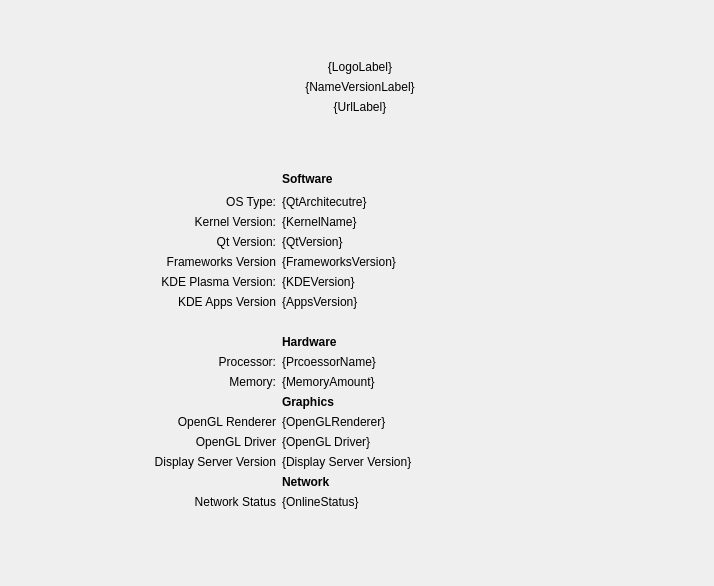
The window that src/Module.ui (ds9-extras/kcm-about-extended) describes before a commit, drawn with Qt 5.
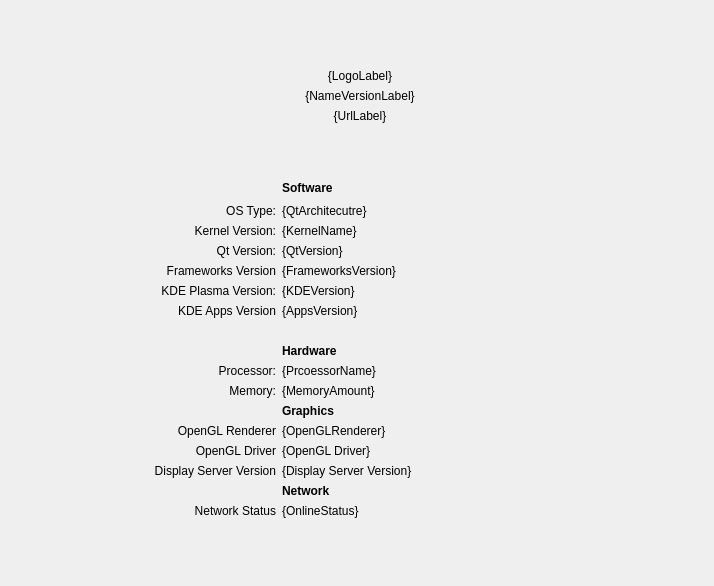
The same window after the commit.

Commit message: Added all widgets to ScrollArea

The edit to the form file:
```diff
--- a/src/Module.ui
+++ b/src/Module.ui
@@ -10,18 +10,81 @@
     <height>586</height>
    </rect>
   </property>
+  <layout class="QGridLayout" name="gridLayout_2">
+   <item row="0" column="0">
+    <widget class="QScrollArea" name="scrollArea">
+     <property name="frameShape">
+      <enum>QFrame::NoFrame</enum>
+     </property>
+     <property name="frameShadow">
+      <enum>QFrame::Plain</enum>
+     </property>
+     <property name="widgetResizable">
+      <bool>true</bool>
+     </property>
+     <widget class="QWidget" name="scrollAreaWidgetContents">
+      <property name="geometry">
+       <rect>
+        <x>0</x>
+        <y>0</y>
+        <width>702</width>
+        <height>574</height>
+       </rect>
+      </property>
   <layout class="QGridLayout" name="gridLayout">
-   <item row="29" column="1">
-    <widget class="QLabel" name="memory">
+       <item row="3" column="3">
+        <widget class="QLabel" name="label_2">
+         <property name="font">
+          <font>
+           <weight>75</weight>
+           <bold>true</bold>
+          </font>
+         </property>
      <property name="text">
-      <string>Memory:</string>
+          <string>Software</string>
+         </property>
+         <property name="alignment">
+          <set>Qt::AlignLeading|Qt::AlignLeft|Qt::AlignVCenter</set>
+         </property>
+        </widget>
+       </item>
+       <item row="0" column="6">
+        <spacer name="horizontalSpacer_7">
+         <property name="orientation">
+          <enum>Qt::Horizontal</enum>
+         </property>
+         <property name="sizeHint" stdset="0">
+          <size>
+           <width>40</width>
+           <height>20</height>
+          </size>
+         </property>
+        </spacer>
+       </item>
+       <item row="10" column="2">
+        <widget class="QLabel" name="qt">
+         <property name="text">
+          <string>Qt Version:</string>
      </property>
      <property name="alignment">
       <set>Qt::AlignRight|Qt::AlignTrailing|Qt::AlignVCenter</set>
      </property>
     </widget>
    </item>
-   <item row="18" column="2">
+       <item row="36" column="2">
+        <spacer name="verticalSpacer">
+         <property name="orientation">
+          <enum>Qt::Vertical</enum>
+         </property>
+         <property name="sizeHint" stdset="0">
+          <size>
+           <width>20</width>
+           <height>40</height>
+          </size>
+         </property>
+        </spacer>
+       </item>
+       <item row="18" column="3">
     <widget class="QLabel" name="label">
      <property name="font">
       <font>
@@ -37,34 +100,14 @@
      </property>
     </widget>
    </item>
-   <item row="14" column="1">
-    <widget class="QLabel" name="label_9">
+       <item row="17" column="3">
+        <widget class="QLabel" name="label_6">
      <property name="text">
-      <string>Frameworks Version</string>
-     </property>
-     <property name="alignment">
-      <set>Qt::AlignRight|Qt::AlignTrailing|Qt::AlignVCenter</set>
-     </property>
-    </widget>
-   </item>
-   <item row="33" column="1">
-    <widget class="QLabel" name="displayServerVersion">
-     <property name="text">
-      <string>Display Server Version</string>
-     </property>
-     <property name="alignment">
-      <set>Qt::AlignRight|Qt::AlignTrailing|Qt::AlignVCenter</set>
-     </property>
-    </widget>
-   </item>
-   <item row="14" column="2">
-    <widget class="QLabel" name="frameworksLabel">
-     <property name="text">
-      <string>{FrameworksVersion}</string>
-     </property>
-    </widget>
-   </item>
-   <item row="36" column="5">
+          <string/>
+         </property>
+        </widget>
+       </item>
+       <item row="36" column="6">
     <spacer name="verticalSpacer_8">
      <property name="orientation">
       <enum>Qt::Vertical</enum>
@@ -77,190 +120,14 @@
      </property>
     </spacer>
    </item>
-   <item row="9" column="1">
-    <widget class="QLabel" name="kernel">
+       <item row="15" column="3">
+        <widget class="QLabel" name="plasmaLabel">
      <property name="text">
-      <string>Kernel Version:</string>
-     </property>
-     <property name="alignment">
-      <set>Qt::AlignRight|Qt::AlignTrailing|Qt::AlignVCenter</set>
-     </property>
-    </widget>
-   </item>
-   <item row="35" column="2">
-    <widget class="QLabel" name="networkLabel">
-     <property name="text">
-      <string>{OnlineStatus}</string>
+          <string notr="true">{KDEVersion}</string>
      </property>
     </widget>
    </item>
    <item row="16" column="2">
-    <widget class="QLabel" name="appsLabel">
-     <property name="text">
-      <string>{AppsVersion}</string>
-     </property>
-    </widget>
-   </item>
-   <item row="0" column="1">
-    <spacer name="horizontalSpacer_6">
-     <property name="orientation">
-      <enum>Qt::Horizontal</enum>
-     </property>
-     <property name="sizeHint" stdset="0">
-      <size>
-       <width>40</width>
-       <height>20</height>
-      </size>
-     </property>
-    </spacer>
-   </item>
-   <item row="3" column="0">
-    <spacer name="horizontalSpacer_2">
-     <property name="orientation">
-      <enum>Qt::Horizontal</enum>
-     </property>
-     <property name="sizeHint" stdset="0">
-      <size>
-       <width>40</width>
-       <height>20</height>
-      </size>
-     </property>
-    </spacer>
-   </item>
-   <item row="10" column="1">
-    <widget class="QLabel" name="qt">
-     <property name="text">
-      <string>Qt Version:</string>
-     </property>
-     <property name="alignment">
-      <set>Qt::AlignRight|Qt::AlignTrailing|Qt::AlignVCenter</set>
-     </property>
-    </widget>
-   </item>
-   <item row="0" column="5">
-    <spacer name="horizontalSpacer_7">
-     <property name="orientation">
-      <enum>Qt::Horizontal</enum>
-     </property>
-     <property name="sizeHint" stdset="0">
-      <size>
-       <width>40</width>
-       <height>20</height>
-      </size>
-     </property>
-    </spacer>
-   </item>
-   <item row="33" column="2">
-    <widget class="QLabel" name="displayServerVersionLabel">
-     <property name="text">
-      <string>{Display Server Version}</string>
-     </property>
-    </widget>
-   </item>
-   <item row="34" column="2">
-    <widget class="QLabel" name="label_5">
-     <property name="font">
-      <font>
-       <weight>75</weight>
-       <bold>true</bold>
-      </font>
-     </property>
-     <property name="text">
-      <string>Network</string>
-     </property>
-    </widget>
-   </item>
-   <item row="35" column="1">
-    <widget class="QLabel" name="network">
-     <property name="text">
-      <string>Network Status</string>
-     </property>
-     <property name="alignment">
-      <set>Qt::AlignRight|Qt::AlignTrailing|Qt::AlignVCenter</set>
-     </property>
-    </widget>
-   </item>
-   <item row="4" column="2">
-    <widget class="QLabel" name="bitsLabel">
-     <property name="text">
-      <string notr="true">{QtArchitecutre}</string>
-     </property>
-    </widget>
-   </item>
-   <item row="3" column="2">
-    <widget class="QLabel" name="label_2">
-     <property name="font">
-      <font>
-       <weight>75</weight>
-       <bold>true</bold>
-      </font>
-     </property>
-     <property name="text">
-      <string>Software</string>
-     </property>
-     <property name="alignment">
-      <set>Qt::AlignLeading|Qt::AlignLeft|Qt::AlignVCenter</set>
-     </property>
-    </widget>
-   </item>
-   <item row="31" column="2">
-    <widget class="QLabel" name="openglLabel">
-     <property name="text">
-      <string>{OpenGLRenderer}</string>
-     </property>
-    </widget>
-   </item>
-   <item row="9" column="2">
-    <widget class="QLabel" name="kernelLabel">
-     <property name="text">
-      <string notr="true">{KernelName}</string>
-     </property>
-    </widget>
-   </item>
-   <item row="30" column="2">
-    <widget class="QLabel" name="label_4">
-     <property name="font">
-      <font>
-       <weight>75</weight>
-       <bold>true</bold>
-      </font>
-     </property>
-     <property name="text">
-      <string>Graphics</string>
-     </property>
-    </widget>
-   </item>
-   <item row="4" column="1">
-    <widget class="QLabel" name="label_3">
-     <property name="text">
-      <string>OS Type:</string>
-     </property>
-     <property name="alignment">
-      <set>Qt::AlignRight|Qt::AlignTrailing|Qt::AlignVCenter</set>
-     </property>
-    </widget>
-   </item>
-   <item row="29" column="2">
-    <widget class="QLabel" name="memoryLabel">
-     <property name="text">
-      <string notr="true">{MemoryAmount}</string>
-     </property>
-    </widget>
-   </item>
-   <item row="0" column="0">
-    <spacer name="horizontalSpacer_4">
-     <property name="orientation">
-      <enum>Qt::Horizontal</enum>
-     </property>
-     <property name="sizeHint" stdset="0">
-      <size>
-       <width>40</width>
-       <height>20</height>
-      </size>
-     </property>
-    </spacer>
-   </item>
-   <item row="16" column="1">
     <widget class="QLabel" name="apps">
      <property name="text">
       <string>KDE Apps Version</string>
@@ -270,51 +137,7 @@
      </property>
     </widget>
    </item>
-   <item row="10" column="2">
-    <widget class="QLabel" name="qtLabel">
-     <property name="text">
-      <string notr="true">{QtVersion}</string>
-     </property>
-    </widget>
-   </item>
-   <item row="3" column="1">
-    <spacer name="horizontalSpacer_9">
-     <property name="orientation">
-      <enum>Qt::Horizontal</enum>
-     </property>
-     <property name="sizeHint" stdset="0">
-      <size>
-       <width>40</width>
-       <height>20</height>
-      </size>
-     </property>
-    </spacer>
-   </item>
-   <item row="17" column="2">
-    <widget class="QLabel" name="label_6">
-     <property name="text">
-      <string/>
-     </property>
-    </widget>
-   </item>
-   <item row="32" column="2">
-    <widget class="QLabel" name="openglDriverLabel">
-     <property name="text">
-      <string>{OpenGL Driver}</string>
-     </property>
-    </widget>
-   </item>
-   <item row="27" column="1">
-    <widget class="QLabel" name="processor">
-     <property name="text">
-      <string notr="true">Processor:</string>
-     </property>
-     <property name="alignment">
-      <set>Qt::AlignRight|Qt::AlignTrailing|Qt::AlignVCenter</set>
-     </property>
-    </widget>
-   </item>
-   <item row="36" column="3">
+       <item row="36" column="4">
     <spacer name="verticalSpacer_4">
      <property name="orientation">
       <enum>Qt::Vertical</enum>
@@ -327,33 +150,47 @@
      </property>
     </spacer>
    </item>
-   <item row="36" column="1">
-    <spacer name="verticalSpacer">
+       <item row="3" column="2">
+        <spacer name="horizontalSpacer_9">
      <property name="orientation">
-      <enum>Qt::Vertical</enum>
+          <enum>Qt::Horizontal</enum>
      </property>
      <property name="sizeHint" stdset="0">
       <size>
-       <width>20</width>
-       <height>40</height>
+           <width>40</width>
+           <height>20</height>
       </size>
      </property>
     </spacer>
    </item>
-   <item row="36" column="2">
-    <spacer name="verticalSpacer_7">
-     <property name="orientation">
-      <enum>Qt::Vertical</enum>
-     </property>
-     <property name="sizeHint" stdset="0">
-      <size>
-       <width>20</width>
-       <height>40</height>
-      </size>
-     </property>
-    </spacer>
-   </item>
-   <item row="3" column="6">
+       <item row="29" column="3">
+        <widget class="QLabel" name="memoryLabel">
+         <property name="text">
+          <string notr="true">{MemoryAmount}</string>
+         </property>
+        </widget>
+       </item>
+       <item row="30" column="3">
+        <widget class="QLabel" name="label_4">
+         <property name="font">
+          <font>
+           <weight>75</weight>
+           <bold>true</bold>
+          </font>
+         </property>
+         <property name="text">
+          <string>Graphics</string>
+         </property>
+        </widget>
+       </item>
+       <item row="16" column="3">
+        <widget class="QLabel" name="appsLabel">
+         <property name="text">
+          <string>{AppsVersion}</string>
+         </property>
+        </widget>
+       </item>
+       <item row="3" column="7">
     <spacer name="horizontalSpacer_3">
      <property name="orientation">
       <enum>Qt::Horizontal</enum>
@@ -366,27 +203,7 @@
      </property>
     </spacer>
    </item>
-   <item row="15" column="1">
-    <widget class="QLabel" name="plasma">
-     <property name="text">
-      <string>KDE Plasma Version:</string>
-     </property>
-     <property name="alignment">
-      <set>Qt::AlignRight|Qt::AlignTrailing|Qt::AlignVCenter</set>
-     </property>
-    </widget>
-   </item>
-   <item row="32" column="1">
-    <widget class="QLabel" name="openglDriver">
-     <property name="text">
-      <string>OpenGL Driver</string>
-     </property>
-     <property name="alignment">
-      <set>Qt::AlignRight|Qt::AlignTrailing|Qt::AlignVCenter</set>
-     </property>
-    </widget>
-   </item>
-   <item row="0" column="2" colspan="2">
+       <item row="0" column="3" colspan="2">
     <widget class="QWidget" name="widget" native="true">
      <layout class="QHBoxLayout" name="horizontalLayout">
       <item>
@@ -461,14 +278,127 @@
      </layout>
     </widget>
    </item>
+       <item row="15" column="2">
+        <widget class="QLabel" name="plasma">
+         <property name="text">
+          <string>KDE Plasma Version:</string>
+         </property>
+         <property name="alignment">
+          <set>Qt::AlignRight|Qt::AlignTrailing|Qt::AlignVCenter</set>
+         </property>
+        </widget>
+       </item>
+       <item row="34" column="3">
+        <widget class="QLabel" name="label_5">
+         <property name="font">
+          <font>
+           <weight>75</weight>
+           <bold>true</bold>
+          </font>
+         </property>
+         <property name="text">
+          <string>Network</string>
+         </property>
+        </widget>
+       </item>
+       <item row="14" column="3">
+        <widget class="QLabel" name="frameworksLabel">
+         <property name="text">
+          <string>{FrameworksVersion}</string>
+         </property>
+        </widget>
+       </item>
+       <item row="36" column="3">
+        <spacer name="verticalSpacer_7">
+         <property name="orientation">
+          <enum>Qt::Vertical</enum>
+         </property>
+         <property name="sizeHint" stdset="0">
+          <size>
+           <width>20</width>
+           <height>40</height>
+          </size>
+         </property>
+        </spacer>
+       </item>
+       <item row="4" column="3">
+        <widget class="QLabel" name="bitsLabel">
+         <property name="text">
+          <string notr="true">{QtArchitecutre}</string>
+         </property>
+        </widget>
+       </item>
    <item row="27" column="2">
-    <widget class="QLabel" name="processorLabel">
+        <widget class="QLabel" name="processor">
      <property name="text">
-      <string notr="true">{PrcoessorName}</string>
-     </property>
-    </widget>
-   </item>
-   <item row="31" column="1">
+          <string notr="true">Processor:</string>
+         </property>
+         <property name="alignment">
+          <set>Qt::AlignRight|Qt::AlignTrailing|Qt::AlignVCenter</set>
+         </property>
+        </widget>
+       </item>
+       <item row="3" column="1">
+        <spacer name="horizontalSpacer_2">
+         <property name="orientation">
+          <enum>Qt::Horizontal</enum>
+         </property>
+         <property name="sizeHint" stdset="0">
+          <size>
+           <width>40</width>
+           <height>20</height>
+          </size>
+         </property>
+        </spacer>
+       </item>
+       <item row="9" column="2">
+        <widget class="QLabel" name="kernel">
+         <property name="text">
+          <string>Kernel Version:</string>
+         </property>
+         <property name="alignment">
+          <set>Qt::AlignRight|Qt::AlignTrailing|Qt::AlignVCenter</set>
+         </property>
+        </widget>
+       </item>
+       <item row="35" column="2">
+        <widget class="QLabel" name="network">
+         <property name="text">
+          <string>Network Status</string>
+         </property>
+         <property name="alignment">
+          <set>Qt::AlignRight|Qt::AlignTrailing|Qt::AlignVCenter</set>
+         </property>
+        </widget>
+       </item>
+       <item row="29" column="2">
+        <widget class="QLabel" name="memory">
+         <property name="text">
+          <string>Memory:</string>
+         </property>
+         <property name="alignment">
+          <set>Qt::AlignRight|Qt::AlignTrailing|Qt::AlignVCenter</set>
+         </property>
+        </widget>
+       </item>
+       <item row="32" column="3">
+        <widget class="QLabel" name="openglDriverLabel">
+         <property name="text">
+          <string>{OpenGL Driver}</string>
+         </property>
+        </widget>
+       </item>
+       <item row="33" column="2">
+        <widget class="QLabel" name="displayServerVersion">
+         <property name="text">
+          <string>Display Server Version</string>
+         </property>
+         <property name="alignment">
+          <set>Qt::AlignRight|Qt::AlignTrailing|Qt::AlignVCenter</set>
+         </property>
+        </widget>
+       </item>
+       <item row="31" column="2">
     <widget class="QLabel" name="opengl">
      <property name="text">
       <string>OpenGL Renderer</string>
@@ -478,7 +408,48 @@
      </property>
     </widget>
    </item>
-   <item row="0" column="6">
+       <item row="9" column="3">
+        <widget class="QLabel" name="kernelLabel">
+         <property name="text">
+          <string notr="true">{KernelName}</string>
+         </property>
+        </widget>
+       </item>
+       <item row="0" column="2">
+        <spacer name="horizontalSpacer_6">
+         <property name="orientation">
+          <enum>Qt::Horizontal</enum>
+         </property>
+         <property name="sizeHint" stdset="0">
+          <size>
+           <width>40</width>
+           <height>20</height>
+          </size>
+         </property>
+        </spacer>
+       </item>
+       <item row="10" column="3">
+        <widget class="QLabel" name="qtLabel">
+         <property name="text">
+          <string notr="true">{QtVersion}</string>
+         </property>
+        </widget>
+       </item>
+       <item row="27" column="3">
+        <widget class="QLabel" name="processorLabel">
+         <property name="text">
+          <string notr="true">{PrcoessorName}</string>
+         </property>
+        </widget>
+       </item>
+       <item row="33" column="3">
+        <widget class="QLabel" name="displayServerVersionLabel">
+         <property name="text">
+          <string>{Display Server Version}</string>
+         </property>
+        </widget>
+       </item>
+       <item row="0" column="7">
     <spacer name="horizontalSpacer_5">
      <property name="orientation">
       <enum>Qt::Horizontal</enum>
@@ -491,11 +462,65 @@
      </property>
     </spacer>
    </item>
-   <item row="15" column="2">
-    <widget class="QLabel" name="plasmaLabel">
+       <item row="0" column="1">
+        <spacer name="horizontalSpacer_4">
+         <property name="orientation">
+          <enum>Qt::Horizontal</enum>
+         </property>
+         <property name="sizeHint" stdset="0">
+          <size>
+           <width>40</width>
+           <height>20</height>
+          </size>
+         </property>
+        </spacer>
+       </item>
+       <item row="32" column="2">
+        <widget class="QLabel" name="openglDriver">
      <property name="text">
-      <string notr="true">{KDEVersion}</string>
-     </property>
+          <string>OpenGL Driver</string>
+         </property>
+         <property name="alignment">
+          <set>Qt::AlignRight|Qt::AlignTrailing|Qt::AlignVCenter</set>
+         </property>
+        </widget>
+       </item>
+       <item row="35" column="3">
+        <widget class="QLabel" name="networkLabel">
+         <property name="text">
+          <string>{OnlineStatus}</string>
+         </property>
+        </widget>
+       </item>
+       <item row="4" column="2">
+        <widget class="QLabel" name="label_3">
+         <property name="text">
+          <string>OS Type:</string>
+         </property>
+         <property name="alignment">
+          <set>Qt::AlignRight|Qt::AlignTrailing|Qt::AlignVCenter</set>
+         </property>
+        </widget>
+       </item>
+       <item row="14" column="2">
+        <widget class="QLabel" name="label_9">
+         <property name="text">
+          <string>Frameworks Version</string>
+         </property>
+         <property name="alignment">
+          <set>Qt::AlignRight|Qt::AlignTrailing|Qt::AlignVCenter</set>
+         </property>
+        </widget>
+       </item>
+       <item row="31" column="3">
+        <widget class="QLabel" name="openglLabel">
+         <property name="text">
+          <string>{OpenGLRenderer}</string>
+         </property>
+        </widget>
+       </item>
+      </layout>
+     </widget>
     </widget>
    </item>
   </layout>
```
Lines whose indentation alone changed are shown as unchanged.
